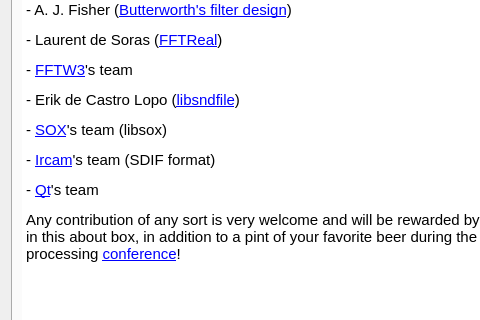
gillesdegottex/dfasma, file src/aboutbox.ui: the form before one commit; both pictures show x 0 to 480 and y 96 to 416 of the 585 by 500 pixel window.
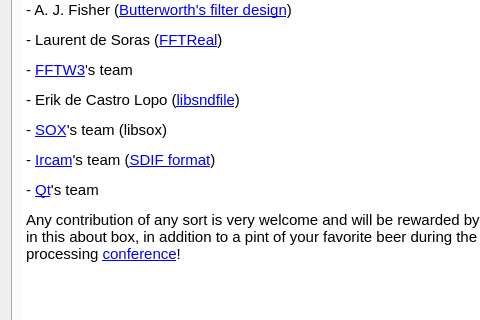
The form after the commit. The open tabs and pages were chosen to show the change. Icons and pictures are not drawn.

What changed in the file:
```diff
--- a/src/aboutbox.ui
+++ b/src/aboutbox.ui
@@ -171,7 +171,7 @@
 &lt;p style=&quot; margin-top:12px; margin-bottom:12px; margin-left:0px; margin-right:0px; -qt-block-indent:0; text-indent:0px;&quot;&gt;- &lt;a href=&quot;http://www.fftw.org/&quot;&gt;&lt;span style=&quot; text-decoration: underline; color:#0000ff;&quot;&gt;FFTW3&lt;/span&gt;&lt;/a&gt;'s team&lt;/p&gt;
 &lt;p style=&quot; margin-top:12px; margin-bottom:12px; margin-left:0px; margin-right:0px; -qt-block-indent:0; text-indent:0px;&quot;&gt;- Erik de Castro Lopo (&lt;a href=&quot;http://www.mega-nerd.com/libsndfile/&quot;&gt;&lt;span style=&quot; text-decoration: underline; color:#0000ff;&quot;&gt;libsndfile&lt;/span&gt;&lt;/a&gt;)&lt;/p&gt;
 &lt;p style=&quot; margin-top:12px; margin-bottom:12px; margin-left:0px; margin-right:0px; -qt-block-indent:0; text-indent:0px;&quot;&gt;- &lt;a href=&quot;http://sox.sourceforge.net/&quot;&gt;&lt;span style=&quot; text-decoration: underline; color:#0000ff;&quot;&gt;SOX&lt;/span&gt;&lt;/a&gt;'s team (libsox)&lt;/p&gt;
-&lt;p style=&quot; margin-top:12px; margin-bottom:12px; margin-left:0px; margin-right:0px; -qt-block-indent:0; text-indent:0px;&quot;&gt;- &lt;a href=&quot;http://www.ircam.fr/&quot;&gt;&lt;span style=&quot; text-decoration: underline; color:#0000ff;&quot;&gt;Ircam&lt;/span&gt;&lt;/a&gt;'s team (SDIF format)&lt;/p&gt;
+&lt;p style=&quot; margin-top:12px; margin-bottom:12px; margin-left:0px; margin-right:0px; -qt-block-indent:0; text-indent:0px;&quot;&gt;- &lt;a href=&quot;http://www.ircam.fr/&quot;&gt;&lt;span style=&quot; text-decoration: underline; color:#0000ff;&quot;&gt;Ircam&lt;/span&gt;&lt;/a&gt;'s team (&lt;a href=&quot;http://sdif.sourceforge.net/&quot;&gt;&lt;span style=&quot; text-decoration: underline; color:#0000ff;&quot;&gt;SDIF format&lt;/span&gt;&lt;/a&gt;)&lt;/p&gt;
 &lt;p style=&quot; margin-top:12px; margin-bottom:12px; margin-left:0px; margin-right:0px; -qt-block-indent:0; text-indent:0px;&quot;&gt;- &lt;a href=&quot;http://www.qt.io/&quot;&gt;&lt;span style=&quot; text-decoration: underline; color:#0000ff;&quot;&gt;Qt&lt;/span&gt;&lt;/a&gt;'s team&lt;/p&gt;
 &lt;p style=&quot; margin-top:12px; margin-bottom:12px; margin-left:0px; margin-right:0px; -qt-block-indent:0; text-indent:0px;&quot;&gt;Any contribution of any sort is very welcome and will be rewarded by your name in this about box, in addition to a pint of your favorite beer during the next signal processing &lt;a href=&quot;http://www.obsessedwithsports.com/wp-content/uploads/2013/03/revenge-of-the-nerds-sloan-conference.png&quot;&gt;&lt;span style=&quot; text-decoration: underline; color:#0000ff;&quot;&gt;conference&lt;/span&gt;&lt;/a&gt;! &lt;/p&gt;&lt;/body&gt;&lt;/html&gt;</string>
          </property>
```
